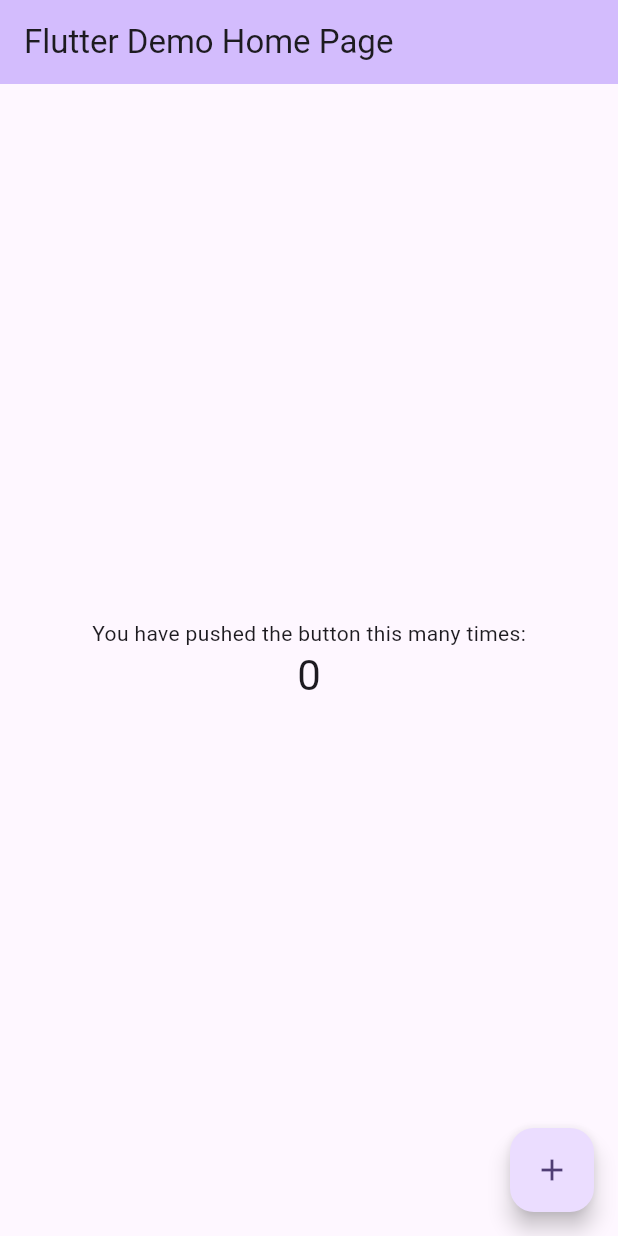
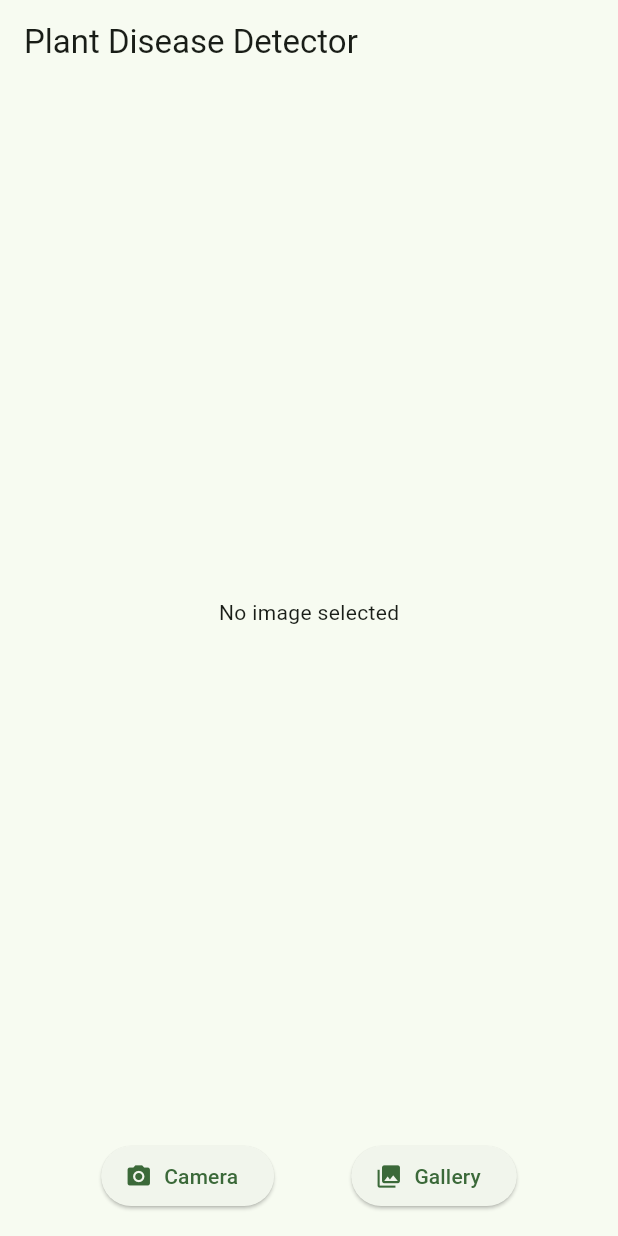
Before and after one commit to Pankaj-Singh-Rawat/plant-disease-detector, a Flutter app: the screen it shows after launch, on a phone screen of 412 x 824 dp. Run offline on Flutter 3.47's test engine with Material 3 defaults, Android fonts, the phone set to English and light mode, and no system bars; our stand-ins replace image_picker.

Commit message:
Add Flutter UI: camera/gallery picker with on-device classification results

```diff
--- a/app/lib/main.dart
+++ b/app/lib/main.dart
@@ -1,122 +1,129 @@
+import 'dart:io';
 import 'package:flutter/material.dart';
+import 'package:image_picker/image_picker.dart';
+import 'package:flutter/services.dart';
 
 void main() {
-  runApp(const MyApp());
+  runApp(const PlantDiseaseApp());
 }
 
-class MyApp extends StatelessWidget {
-  const MyApp({super.key});
+class PlantDiseaseApp extends StatelessWidget {
+  const PlantDiseaseApp({super.key});
 
-  // This widget is the root of your application.
   @override
   Widget build(BuildContext context) {
     return MaterialApp(
-      title: 'Flutter Demo',
-      theme: ThemeData(
-        // This is the theme of your application.
-        //
-        // TRY THIS: Try running your application with "flutter run". You'll see
-        // the application has a purple toolbar. Then, without quitting the app,
-        // try changing the seedColor in the colorScheme below to Colors.green
-        // and then invoke "hot reload" (save your changes or press the "hot
-        // reload" button in a Flutter-supported IDE, or press "r" if you used
-        // the command line to start the app).
-        //
-        // Notice that the counter didn't reset back to zero; the application
-        // state is not lost during the reload. To reset the state, use hot
-        // restart instead.
-        //
-        // This works for code too, not just values: Most code changes can be
-        // tested with just a hot reload.
-        colorScheme: .fromSeed(seedColor: Colors.deepPurple),
-      ),
-      home: const MyHomePage(title: 'Flutter Demo Home Page'),
+      title: 'Plant Disease Detector',
+      theme: ThemeData(colorSchemeSeed: Colors.green, useMaterial3: true),
+      home: const HomeScreen(),
     );
   }
 }
 
-class MyHomePage extends StatefulWidget {
-  const MyHomePage({super.key, required this.title});
-
-  // This widget is the home page of your application. It is stateful, meaning
-  // that it has a State object (defined below) that contains fields that affect
-  // how it looks.
-
-  // This class is the configuration for the state. It holds the values (in this
-  // case the title) provided by the parent (in this case the App widget) and
-  // used by the build method of the State. Fields in a Widget subclass are
-  // always marked "final".
-
-  final String title;
+class HomeScreen extends StatefulWidget {
+  const HomeScreen({super.key});
 
   @override
-  State<MyHomePage> createState() => _MyHomePageState();
+  State<HomeScreen> createState() => _HomeScreenState();
 }
 
-class _MyHomePageState extends State<MyHomePage> {
-  int _counter = 0;
+class _HomeScreenState extends State<HomeScreen> {
+  static const _channel = MethodChannel('com.pankajrawat.plantdisease/inference');
 
-  void _incrementCounter() {
+  File? _selectedImage;
+  String? _label;
+  double? _confidence;
+  bool _loading = false;
+  String? _error;
+
+  Future<void> _pickImage(ImageSource source) async {
+    final picker = ImagePicker();
+    final picked = await picker.pickImage(source: source, imageQuality: 90);
+    if (picked == null) return;
+
     setState(() {
-      // This call to setState tells the Flutter framework that something has
-      // changed in this State, which causes it to rerun the build method below
-      // so that the display can reflect the updated values. If we changed
-      // _counter without calling setState(), then the build method would not be
-      // called again, and so nothing would appear to happen.
-      _counter++;
+      _selectedImage = File(picked.path);
+      _label = null;
+      _confidence = null;
+      _error = null;
+      _loading = true;
     });
+
+    try {
+      final result = await _channel.invokeMethod<Map>('classifyImage', {
+        'imagePath': picked.path,
+      });
+      setState(() {
+        _label = result?['label'] as String?;
+        _confidence = (result?['confidence'] as num?)?.toDouble();
+        _loading = false;
+      });
+    } on PlatformException catch (e) {
+      setState(() {
+        _error = e.message ?? 'Inference failed';
+        _loading = false;
+      });
+    }
   }
 
   @override
   Widget build(BuildContext context) {
-    // This method is rerun every time setState is called, for instance as done
-    // by the _incrementCounter method above.
-    //
-    // The Flutter framework has been optimized to make rerunning build methods
-    // fast, so that you can just rebuild anything that needs updating rather
-    // than having to individually change instances of widgets.
     return Scaffold(
-      appBar: AppBar(
-        // TRY THIS: Try changing the color here to a specific color (to
-        // Colors.amber, perhaps?) and trigger a hot reload to see the AppBar
-        // change color while the other colors stay the same.
-        backgroundColor: Theme.of(context).colorScheme.inversePrimary,
-        // Here we take the value from the MyHomePage object that was created by
-        // the App.build method, and use it to set our appbar title.
-        title: Text(widget.title),
-      ),
-      body: Center(
-        // Center is a layout widget. It takes a single child and positions it
-        // in the middle of the parent.
+      appBar: AppBar(title: const Text('Plant Disease Detector')),
+      body: Padding(
+        padding: const EdgeInsets.all(16),
         child: Column(
-          // Column is also a layout widget. It takes a list of children and
-          // arranges them vertically. By default, it sizes itself to fit its
-          // children horizontally, and tries to be as tall as its parent.
-          //
-          // Column has various properties to control how it sizes itself and
-          // how it positions its children. Here we use mainAxisAlignment to
-          // center the children vertically; the main axis here is the vertical
-          // axis because Columns are vertical (the cross axis would be
-          // horizontal).
-          //
-          // TRY THIS: Invoke "debug painting" (choose the "Toggle Debug Paint"
-          // action in the IDE, or press "p" in the console), to see the
-          // wireframe for each widget.
-          mainAxisAlignment: .center,
           children: [
-            const Text('You have pushed the button this many times:'),
-            Text(
-              '$_counter',
-              style: Theme.of(context).textTheme.headlineMedium,
+            Expanded(
+              child: Center(
+                child: _selectedImage == null
+                    ? const Text('No image selected')
+                    : ClipRRect(
+                        borderRadius: BorderRadius.circular(12),
+                        child: Image.file(_selectedImage!, fit: BoxFit.contain),
+                      ),
+              ),
+            ),
+            if (_loading) const Padding(
+              padding: EdgeInsets.only(bottom: 16),
+              child: CircularProgressIndicator(),
+            ),
+            if (_label != null) Card(
+              child: Padding(
+                padding: const EdgeInsets.all(16),
+                child: Column(
+                  children: [
+                    Text(
+                      _label!.replaceAll('_', ' '),
+                      style: Theme.of(context).textTheme.titleLarge,
+                      textAlign: TextAlign.center,
+                    ),
+                    const SizedBox(height: 4),
+                    Text('${(_confidence! * 100).toStringAsFixed(1)}% confidence'),
+                  ],
+                ),
+              ),
+            ),
+            if (_error != null) Text(_error!, style: const TextStyle(color: Colors.red)),
+            const SizedBox(height: 16),
+            Row(
+              mainAxisAlignment: MainAxisAlignment.spaceEvenly,
+              children: [
+                ElevatedButton.icon(
+                  onPressed: () => _pickImage(ImageSource.camera),
+                  icon: const Icon(Icons.camera_alt),
+                  label: const Text('Camera'),
+                ),
+                ElevatedButton.icon(
+                  onPressed: () => _pickImage(ImageSource.gallery),
+                  icon: const Icon(Icons.photo_library),
+                  label: const Text('Gallery'),
+                ),
+              ],
             ),
           ],
         ),
       ),
-      floatingActionButton: FloatingActionButton(
-        onPressed: _incrementCounter,
-        tooltip: 'Increment',
-        child: const Icon(Icons.add),
-      ),
     );
   }
 }
--- a/app/pubspec.yaml
+++ b/app/pubspec.yaml
@@ -34,6 +34,7 @@ dependencies:
   # The following adds the Cupertino Icons font to your application.
   # Use with the CupertinoIcons class for iOS style icons.
   cupertino_icons: ^1.0.8
+  image_picker: ^1.2.3
 
 dev_dependencies:
   flutter_test:
```
Also changed, not shown: app/pubspec.lock, 1 other file.
